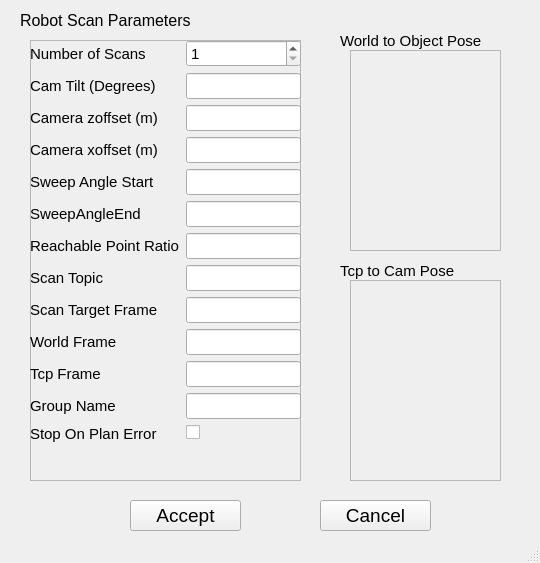
Before: the Qt Designer form godel_plugins/src/widgets/robot_scan_configuration.ui in ros-industrial-attic/godel, drawn with Qt 5.
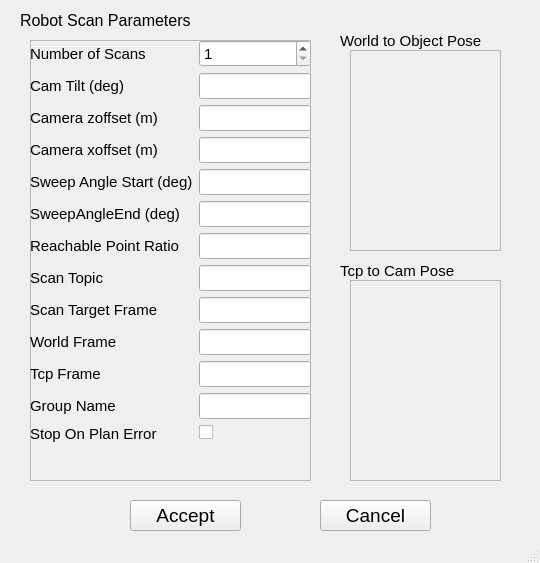
After: the same form once the commit is applied.

```diff
--- a/godel_plugins/src/widgets/robot_scan_configuration.ui
+++ b/godel_plugins/src/widgets/robot_scan_configuration.ui
@@ -104,7 +104,7 @@
      <rect>
       <x>30</x>
       <y>40</y>
-      <width>271</width>
+      <width>281</width>
       <height>441</height>
      </rect>
     </property>
@@ -119,7 +119,7 @@
       <rect>
        <x>0</x>
        <y>0</y>
-       <width>271</width>
+       <width>281</width>
        <height>503</height>
       </rect>
      </property>
@@ -147,7 +147,7 @@
       <item row="1" column="0">
        <widget class="QLabel" name="surfaceThresholdMmLabel">
         <property name="text">
-         <string>Cam Tilt (Degrees)</string>
+         <string>Cam Tilt (deg)</string>
         </property>
        </widget>
       </item>
@@ -187,7 +187,7 @@
       <item row="4" column="0">
        <widget class="QLabel" name="sweepAngleStartLabel">
         <property name="text">
-         <string>Sweep Angle Start</string>
+         <string>Sweep Angle Start (deg)</string>
         </property>
        </widget>
       </item>
@@ -210,7 +210,7 @@
       <item row="5" column="0">
        <widget class="QLabel" name="sweepAngleEndLabel">
         <property name="text">
-         <string>SweepAngleEnd</string>
+         <string>SweepAngleEnd (deg)</string>
         </property>
        </widget>
       </item>
```
